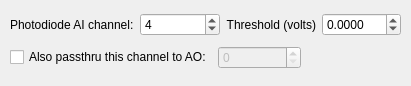
First picture: the form in AcqPDParams.ui, repository acorver/SpikeGL, before the edit.
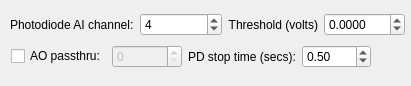
Second picture: the form after the edit.

```diff
--- a/AcqPDParams.ui
+++ b/AcqPDParams.ui
@@ -17,7 +17,7 @@
     <rect>
      <x>10</x>
      <y>12</y>
-     <width>391</width>
+     <width>395</width>
      <height>25</height>
     </rect>
    </property>
@@ -73,9 +73,9 @@
   <widget class="QWidget" name="layoutWidget" >
    <property name="geometry" >
     <rect>
-     <x>10</x>
-     <y>45</y>
-     <width>291</width>
+     <x>11</x>
+     <y>44</y>
+     <width>360</width>
      <height>25</height>
     </rect>
    </property>
@@ -86,7 +86,7 @@
        <string>Optionally, you may pass thru the photodiode electrode channel back to AO. </string>
       </property>
       <property name="text" >
-       <string>Also passthru this channel to AO:</string>
+       <string>AO passthru:</string>
       </property>
      </widget>
     </item>
@@ -100,6 +100,26 @@
       </property>
      </widget>
     </item>
+    <item>
+     <widget class="QLabel" name="pdStopTimeLbl" >
+      <property name="toolTip" >
+       <string>The time in seconds that the PD signal needs to be off before the 'PD stop' event is triggered (and the acquisition is stopped).</string>
+      </property>
+      <property name="text" >
+       <string>PD stop time (secs):</string>
+      </property>
+     </widget>
+    </item>
+    <item>
+     <widget class="QDoubleSpinBox" name="pdStopTimeSB" >
+      <property name="toolTip" >
+       <string>The time in seconds that the PD signal needs to be off before the 'PD stop' event is triggered (and the acquisition is stopped).</string>
+      </property>
+      <property name="value" >
+       <double>0.500000000000000</double>
+      </property>
+     </widget>
+    </item>
    </layout>
   </widget>
  </widget>
```
